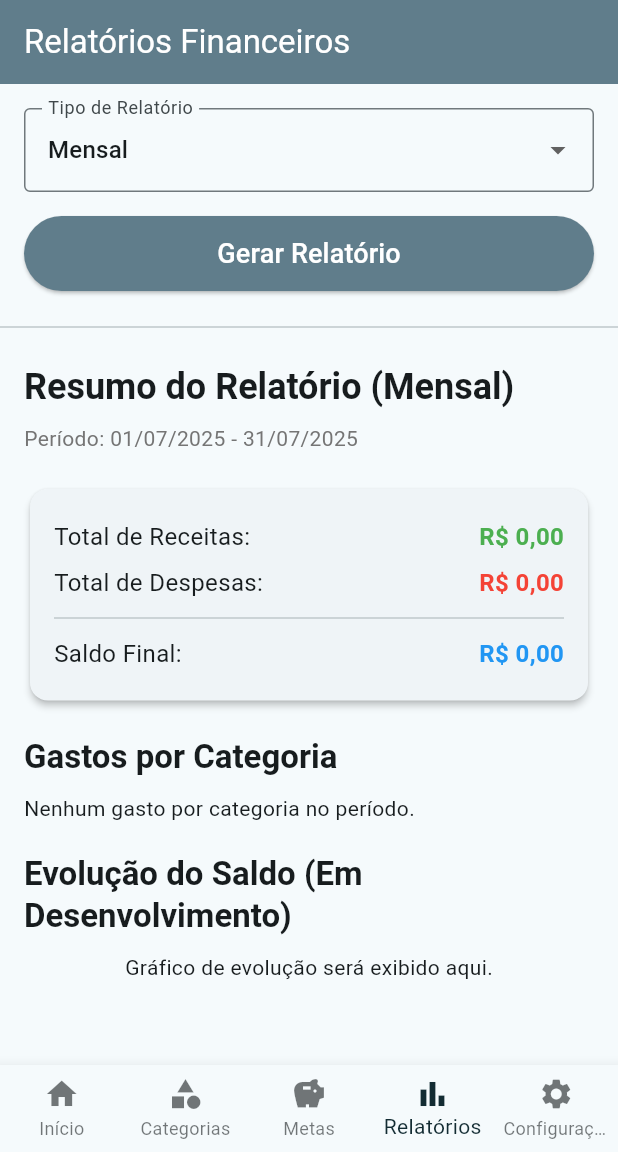
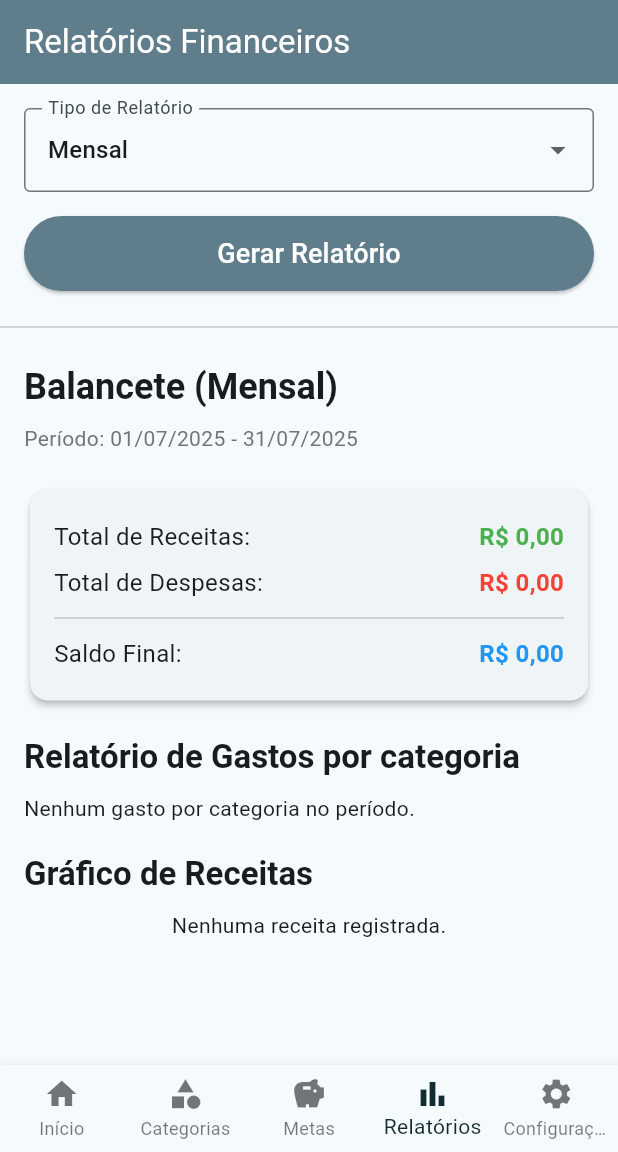
Before and after one commit to Gringotts-IFMT/app-controle-financeiro, a Flutter app: the screen it shows once a user with an empty profile is signed in, item 4 of the bottom bar chosen, on a phone screen of 412 x 824 dp, the part 84-1236 px from its top. Run offline on Flutter 3.47's test engine with Material 3 defaults, Android fonts, the phone set to English and light mode, and no system bars; our stand-ins replace cloud_firestore, firebase_auth, firebase_core, fl_chart; accounts and stored records are empty.

Commit message:
implementação dos gráficos da aplicação

```diff
--- /dev/null
+++ b/flutter_application_1/devtools_options.yaml
@@ -0,0 +1,3 @@
+description: This file stores settings for Dart & Flutter DevTools.
+documentation: https://docs.flutter.dev/tools/devtools/extensions#configure-extension-enablement-states
+extensions:
--- a/flutter_application_1/lib/Models/relatorio.dart
+++ b/flutter_application_1/lib/Models/relatorio.dart
@@ -18,6 +18,8 @@ class Relatorio {
   // Dados para gráficos (simples, podem ser expandidos)
   final Map<String, double>
       gastosPorCategoria; // Ex: {'Alimentação': 150.0, 'Transporte': 80.0}
+  final Map<String, double>
+      receitasPorCategoria; // Ex: {'Salário': 500.0, 'Freelance': 200.0}
   // Para evolução de saldo, você pode ter uma lista de Maps ou objetos mais complexos
   // Ex: [{'date': DateTime, 'saldo': double}, ...]
   final List<Map<String, dynamic>> evolucaoSaldoPorPeriodo;
@@ -33,6 +35,7 @@ class Relatorio {
     required this.totalDespesas,
     required this.saldoFinal,
     this.gastosPorCategoria = const {}, // Valor padrão
+    this.receitasPorCategoria = const {}, // Valor padrão
     this.evolucaoSaldoPorPeriodo = const [], // Valor padrão
   }) : dataGeracao = dataGeracao ?? DateTime.now();
 
@@ -50,9 +53,10 @@ class Relatorio {
       totalReceitas: (map['totalReceitas'] as num?)?.toDouble() ?? 0.0,
       totalDespesas: (map['totalDespesas'] as num?)?.toDouble() ?? 0.0,
       saldoFinal: (map['saldoFinal'] as num?)?.toDouble() ?? 0.0,
-      // Precisa de lógica para deserializar Map e List de Maps
       gastosPorCategoria:
           Map<String, double>.from(map['gastosPorCategoria'] ?? {}),
+      receitasPorCategoria:
+          Map<String, double>.from(map['receitasPorCategoria'] ?? {}),
       evolucaoSaldoPorPeriodo:
           List<Map<String, dynamic>>.from(map['evolucaoSaldoPorPeriodo'] ?? []),
     );
@@ -70,6 +74,7 @@ class Relatorio {
       'totalDespesas': totalDespesas,
       'saldoFinal': saldoFinal,
       'gastosPorCategoria': gastosPorCategoria,
+      'receitasPorCategoria': receitasPorCategoria,
       'evolucaoSaldoPorPeriodo': evolucaoSaldoPorPeriodo,
     };
   }
@@ -86,6 +91,7 @@ class Relatorio {
     double? totalDespesas,
     double? saldoFinal,
     Map<String, double>? gastosPorCategoria,
+    Map<String, double>? receitasPorCategoria,
     List<Map<String, dynamic>>? evolucaoSaldoPorPeriodo,
   }) {
     return Relatorio(
@@ -99,6 +105,7 @@ class Relatorio {
       totalDespesas: totalDespesas ?? this.totalDespesas,
       saldoFinal: saldoFinal ?? this.saldoFinal,
       gastosPorCategoria: gastosPorCategoria ?? this.gastosPorCategoria,
+      receitasPorCategoria: receitasPorCategoria ?? this.receitasPorCategoria,
       evolucaoSaldoPorPeriodo:
           evolucaoSaldoPorPeriodo ?? this.evolucaoSaldoPorPeriodo,
     );
--- a/flutter_application_1/lib/screens/relatorio_screen.dart
+++ b/flutter_application_1/lib/screens/relatorio_screen.dart
@@ -4,6 +4,8 @@ import 'package:intl/intl.dart'; // Para formatação de datas e moedas
 import '../providers/relatorio_provider.dart';
 import '../models/relatorio.dart';
 import '../enums/tipo_relatorio.dart';
+import '../widgets/gastos_por_categoria_pie_chart.dart';
+import '../widgets/receitas_por_categoria_pie_chart.dart';
 
 class RelatorioScreen extends StatefulWidget {
   const RelatorioScreen({super.key});
@@ -230,7 +232,7 @@ class _RelatorioScreenState extends State<RelatorioScreen> {
         crossAxisAlignment: CrossAxisAlignment.start,
         children: [
           Text(
-            'Resumo do Relatório (${relatorio.tipoRelatorio.descricao})',
+            'Balancete (${relatorio.tipoRelatorio.descricao})',
             style: Theme.of(context)
                 .textTheme
                 .headlineSmall
@@ -264,7 +266,7 @@ class _RelatorioScreenState extends State<RelatorioScreen> {
           ),
           const SizedBox(height: 20),
           Text(
-            'Gastos por Categoria',
+            'Relatório de Gastos por categoria',
             style: Theme.of(context)
                 .textTheme
                 .titleLarge
@@ -273,12 +275,10 @@ class _RelatorioScreenState extends State<RelatorioScreen> {
           const SizedBox(height: 10),
           if (relatorio.gastosPorCategoria.isEmpty)
             const Text('Nenhum gasto por categoria no período.')
-          else
+          else ...[
             ListView.builder(
-              shrinkWrap:
-                  true, // Importante para ListView aninhado em Column/SingleChildScrollView
-              physics:
-                  const NeverScrollableScrollPhysics(), // Desabilita scroll próprio
+              shrinkWrap: true,
+              physics: const NeverScrollableScrollPhysics(),
               itemCount: relatorio.gastosPorCategoria.length,
               itemBuilder: (context, index) {
                 final entry =
@@ -290,16 +290,30 @@ class _RelatorioScreenState extends State<RelatorioScreen> {
                 );
               },
             ),
+            const SizedBox(height: 16),
+            Text(
+              'Gráfico de Gastos por Categoria',
+              style: Theme.of(context)
+                  .textTheme
+                  .titleLarge
+                  ?.copyWith(fontWeight: FontWeight.bold),
+            ),
+            const SizedBox(height: 10),
+            GastosPorCategoriaPieChart(
+                gastosPorCategoria: relatorio.gastosPorCategoria),
+          ],
           const SizedBox(height: 20),
           Text(
-            'Evolução do Saldo (Em Desenvolvimento)',
+            'Gráfico de Receitas',
             style: Theme.of(context)
                 .textTheme
                 .titleLarge
                 ?.copyWith(fontWeight: FontWeight.bold),
           ),
           const SizedBox(height: 10),
-          const Center(child: Text('Gráfico de evolução será exibido aqui.')),
+          ReceitasPorCategoriaPieChart(
+            receitasPorCategoria: relatorio.receitasPorCategoria,
+          ),
         ],
       ),
     );
--- /dev/null
+++ b/flutter_application_1/lib/widgets/receitas_por_categoria_pie_chart.dart
@@ -0,0 +1,90 @@
+import 'package:flutter/material.dart';
+import 'package:fl_chart/fl_chart.dart';
+
+class ReceitasPorCategoriaPieChart extends StatelessWidget {
+  final Map<String, double> receitasPorCategoria;
+
+  const ReceitasPorCategoriaPieChart({
+    Key? key,
+    required this.receitasPorCategoria,
+  }) : super(key: key);
+
+  @override
+  Widget build(BuildContext context) {
+    final total = receitasPorCategoria.values.fold(0.0, (a, b) => a + b);
+    final categorias = receitasPorCategoria.keys.toList();
+    final valores = receitasPorCategoria.values.toList();
+
+    if (receitasPorCategoria.isEmpty) {
+      return Center(child: Text('Nenhuma receita registrada.'));
+    }
+
+    return Column(
+      children: [
+        SizedBox(
+          height: 220,
+          child: PieChart(
+            PieChartData(
+              sections: List.generate(categorias.length, (i) {
+                final percent = (valores[i] / total) * 100;
+                return PieChartSectionData(
+                  value: valores[i],
+                  title: '${percent.toStringAsFixed(1)}%',
+                  color: _getGreenColor(i),
+                  radius: 60,
+                  titleStyle: TextStyle(
+                    fontSize: 14,
+                    fontWeight: FontWeight.bold,
+                    color: Colors.white,
+                  ),
+                );
+              }),
+              sectionsSpace: 2,
+              centerSpaceRadius: 40,
+            ),
+          ),
+        ),
+        SizedBox(height: 16),
+        Wrap(
+          spacing: 12,
+          runSpacing: 8,
+          children: List.generate(categorias.length, (i) {
+            return Row(
+              mainAxisSize: MainAxisSize.min,
+              children: [
+                Container(
+                  width: 16,
+                  height: 16,
+                  decoration: BoxDecoration(
+                    color: _getGreenColor(i),
+                    shape: BoxShape.circle,
+                  ),
+                ),
+                SizedBox(width: 6),
+                Text(
+                  categorias[i],
+                  style: TextStyle(fontSize: 13),
+                ),
+              ],
+            );
+          }),
+        ),
+      ],
+    );
+  }
+
+  Color _getGreenColor(int index) {
+    // Tons de verde do mais escuro ao mais claro
+    const colors = [
+      Color(0xFF1B5E20), // Verde escuro
+      Color(0xFF388E3C),
+      Color(0xFF43A047),
+      Color(0xFF4CAF50),
+      Color(0xFF66BB6A),
+      Color(0xFF81C784),
+      Color(0xFFA5D6A7),
+      Color(0xFFC8E6C9), // Verde claro
+    ];
+    return colors[index % colors.length];
+  }
+}
--- a/flutter_application_1/pubspec.yaml
+++ b/flutter_application_1/pubspec.yaml
@@ -21,11 +21,11 @@ dependencies:
   http_parser: ^4.0.0
   provider: ^6.1.5
   shared_preferences: ^2.2.2
+  fl_chart: ^1.0.0
 
-   # Adicione ou verifique estas linhas para o Firebase
+    # Adicione ou verifique estas linhas para o Firebase
 
-  firebase_auth: ^4.17.9  # Use a versão mais recente que for compatível
-
+  firebase_auth: ^4.17.9 # Use a versão mais recente que for compatível
 
 dev_dependencies:
   flutter_test:
```
Also changed, not shown: flutter_application_1/lib/providers/relatorio_provider.dart (+9 -3 lines), flutter_application_1/lib/providers/transacao_provider.dart (+30 -17 lines), flutter_application_1/lib/screens/transacao_form_screen.dart (+29 -15 lines), flutter_application_1/lib/services/catagoria_service.dart (+60 -0 lines), flutter_application_1/lib/widgets/gastos_por_categoria_pie_chart.dart (added, +94 -0 lines), flutter_application_1/pubspec.lock, 1 other file.
